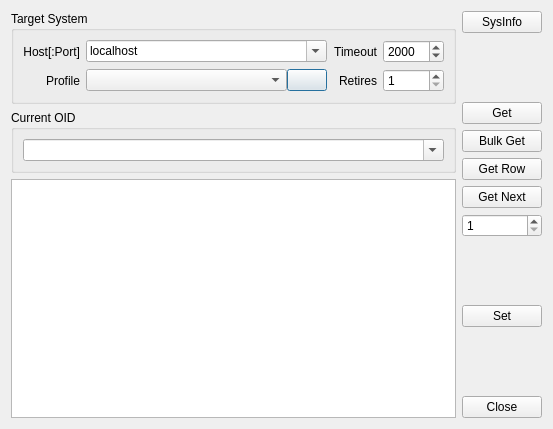
This is views/snmpw/qMibGetValueDlg.ui in khomchenkovaa/QHostMonitor as Qt 5 draws it before an edit. The edited form follows.
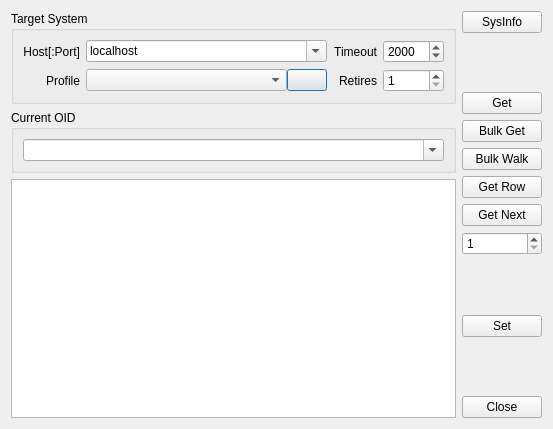
This is the edited form. Icons and pictures are not drawn.

The edit to the form file:
```diff
--- a/views/snmpw/qMibGetValueDlg.ui
+++ b/views/snmpw/qMibGetValueDlg.ui
@@ -188,6 +188,13 @@
        </property>
       </widget>
      </item>
+     <item>
+      <widget class="QPushButton" name="btnBulkWalk">
+       <property name="text">
+        <string>Bulk Walk</string>
+       </property>
+      </widget>
+     </item>
      <item>
       <widget class="QPushButton" name="btnGetRow">
        <property name="text">
```
